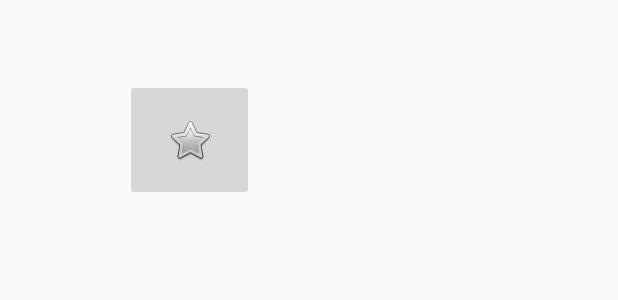
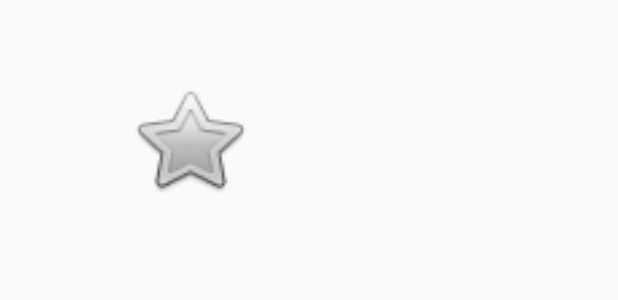
Before and after one commit to eliotchareyron/pollution_aire_android, an Android app: the layout liste_favories.xml on its own in the app's theme, with its tools: preview values and no code run, on a phone screen of 412 x 824 dp. Shown: the top 300 px of the screen. Run offline under Robolectric (Android 15) with nearby library versions, the phone set to English and light mode, and no system bars.

Commit message:
correction pb bouton

```diff
--- a/app/src/main/res/layout/liste_favories.xml
+++ b/app/src/main/res/layout/liste_favories.xml
@@ -1,6 +1,5 @@
 <?xml version="1.0" encoding="utf-8"?>
 <LinearLayout xmlns:android="http://schemas.android.com/apk/res/android"
-    xmlns:app="http://schemas.android.com/apk/res-auto"
     xmlns:tools="http://schemas.android.com/tools"
     android:id="@+id/favoris_layout"
     android:layout_width="match_parent"
@@ -71,7 +70,7 @@
         <ImageButton
             android:layout_width="86dp"
             android:layout_height="81dp"
-            app:srcCompat="@android:drawable/btn_star_big_off"
+            android:background="@android:drawable/btn_star"
             android:id="@+id/fav2"
             android:contentDescription="" />
 
```
